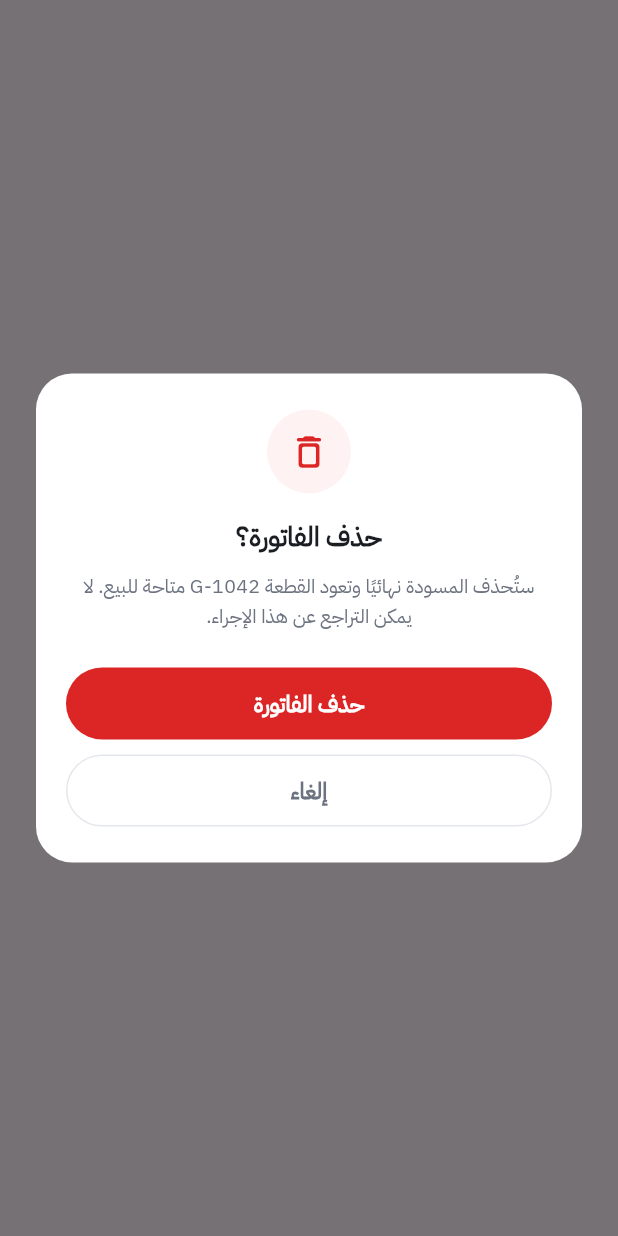
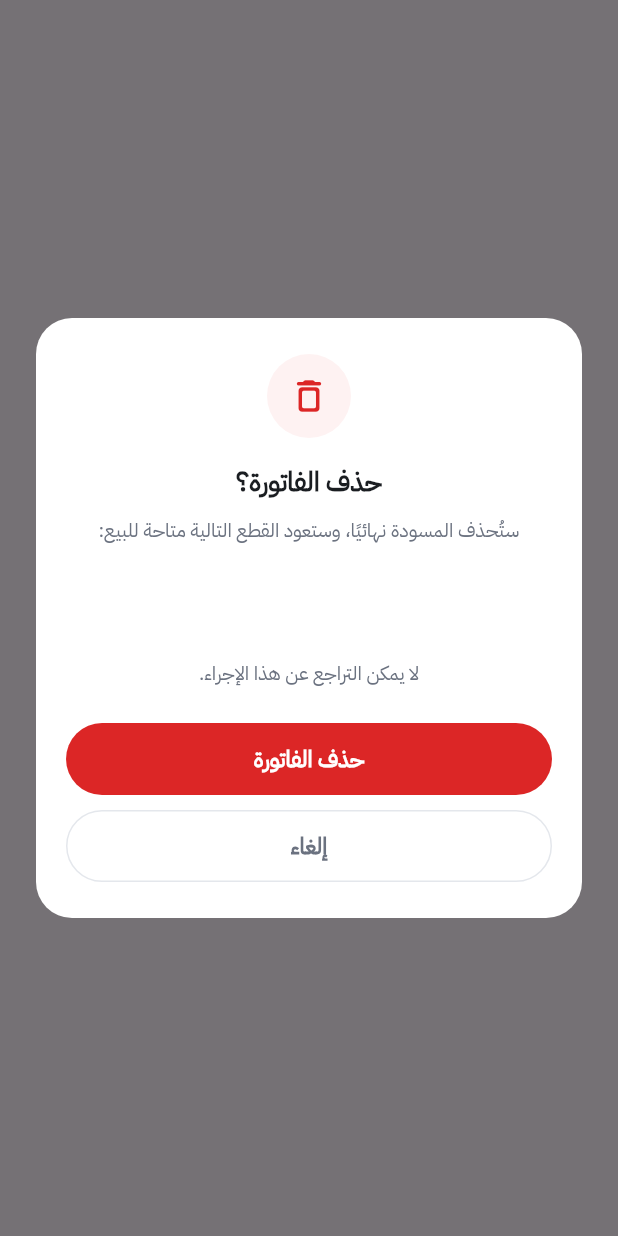
Before and after one commit to BasmalaAhmed/gold_shop_app, a Flutter app: what show() shows on an empty page, opened directly with empty values, on a phone screen of 412 x 824 dp. Run offline on Flutter 3.47's test engine with Material 3 defaults, Android fonts, the phone set to English and light mode, and no system bars; our stand-ins replace shared_preferences; missing offline and left inert: mobile_scanner; accounts and stored records are empty.

Commit message:
refactor: show invoice item names and codes in delete confirmation dialog

```diff
--- a/lib/features/gold_sale/home/presentation/views/home_view.dart
+++ b/lib/features/gold_sale/home/presentation/views/home_view.dart
@@ -355,7 +355,9 @@ class _HomeViewState extends State<HomeView> {
   void _confirmDeleteInvoice() {
     DeleteConfirmDialog.show(
       context,
-      itemCode: _cart.items.isNotEmpty ? _cart.items.first.code : 'G-1042',
+      itemNames: _cart.items
+          .map((item) => '${item.name} (${item.code})')
+          .toList(),
       onConfirm: () async {
         if (!mounted) return;
         setState(() {
--- a/lib/features/gold_sale/home/presentation/widgets/delete_confirm_dialog.dart
+++ b/lib/features/gold_sale/home/presentation/widgets/delete_confirm_dialog.dart
@@ -5,23 +5,21 @@ class DeleteConfirmDialog extends StatelessWidget {
   const DeleteConfirmDialog({
     super.key,
     required this.onConfirm,
-    this.itemCode = 'G-1042',
+    required this.itemNames,
   });
 
   final VoidCallback onConfirm;
-  final String itemCode;
+  final List<String> itemNames;
 
   static Future<bool?> show(
     BuildContext context, {
     required VoidCallback onConfirm,
-    String itemCode = 'G-1042',
+    required List<String> itemNames,
   }) {
     return showDialog<bool>(
       context: context,
-      builder: (context) => DeleteConfirmDialog(
-        onConfirm: onConfirm,
-        itemCode: itemCode,
-      ),
+      builder: (context) =>
+          DeleteConfirmDialog(onConfirm: onConfirm, itemNames: itemNames),
     );
   }
 
@@ -60,13 +58,38 @@ class DeleteConfirmDialog extends StatelessWidget {
             ),
             const SizedBox(height: 10),
             Text(
-              'ستُحذف المسودة نهائيًا وتعود القطعة $itemCode متاحة للبيع. لا يمكن التراجع عن هذا الإجراء.',
+              'ستُحذف المسودة نهائيًا، وستعود القطع التالية متاحة للبيع:',
               textAlign: TextAlign.center,
               style: const TextStyle(
                 fontSize: 13,
                 color: AppTheme.textSecondary,
                 height: 1.5,
               ),
+            ),
+            const SizedBox(height: 12),
+            ConstrainedBox(
+              constraints: const BoxConstraints(maxHeight: 55),
+              child: ListView.separated(
+                itemBuilder: (context, index) {
+                  return Text(
+                    '• ${itemNames[index]}',
+                    textAlign: TextAlign.center,
+                    style: const TextStyle(
+                      fontSize: 14,
+                      fontWeight: FontWeight.w600,
+                      color: AppTheme.textPrimary,
+                    ),
+                  );
+                },
+                separatorBuilder: (_, _) => const SizedBox(height: 6),
+                itemCount: itemNames.length,
+              ),
+            ),
+            const SizedBox(height: 8),
+            const Text(
+              'لا يمكن التراجع عن هذا الإجراء.',
+              textAlign: TextAlign.center,
+              style: TextStyle(fontSize: 13, color: AppTheme.textSecondary),
             ),
             const SizedBox(height: 24),
             SizedBox(
```
